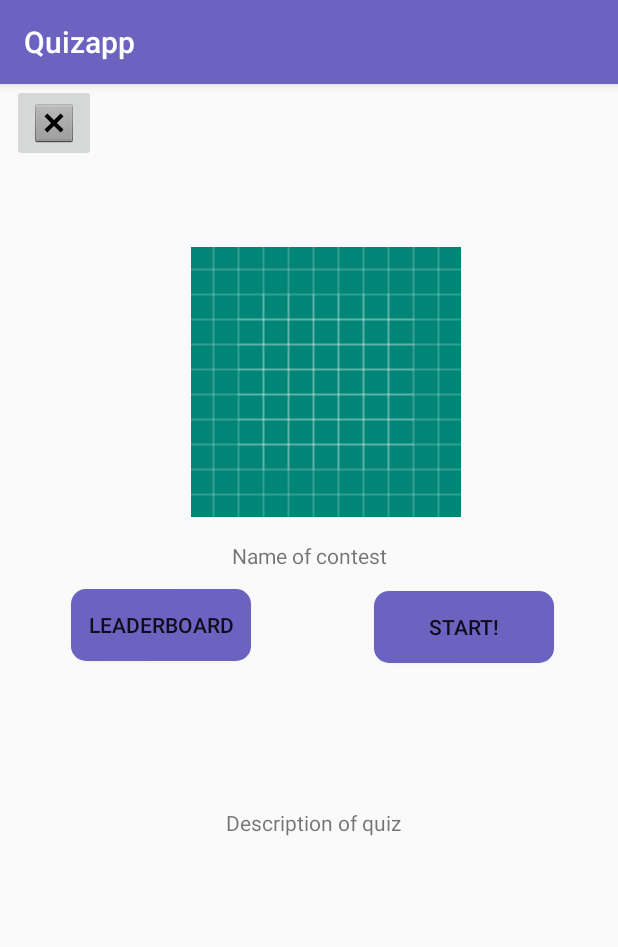
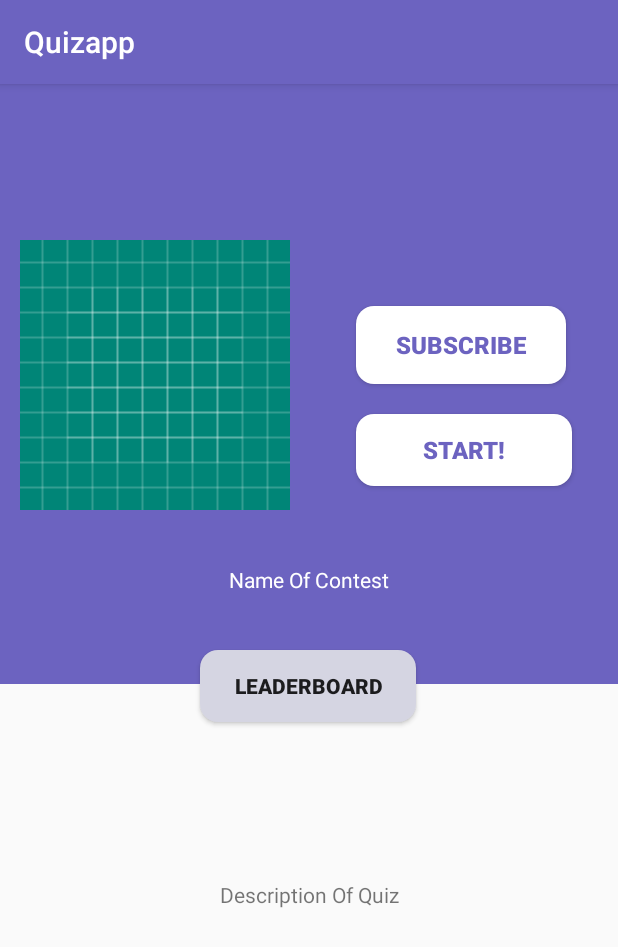
Before and after one commit to Chamana/Quizapp, an Android app: the screen it shows after launch (StartContestActivity), on a phone screen of 412 x 824 dp. Shown: the top 947 px of the screen. Run offline under Robolectric (Android 15) with nearby library versions, the phone set to English and light mode, and no system bars.

Commit message:
Start contest and end contest completed

```diff
--- a/app/src/main/java/com/example/quizapp/StartContestActivity.java
+++ b/app/src/main/java/com/example/quizapp/StartContestActivity.java
@@ -1,7 +1,9 @@
 package com.example.quizapp;
 
+import android.content.Intent;
 import android.support.v7.app.AppCompatActivity;
 import android.os.Bundle;
+import android.view.ScaleGestureDetector;
 import android.view.View;
 import android.widget.Button;
 import android.widget.ImageView;
@@ -9,7 +11,7 @@ import android.widget.Toast;
 
 public class StartContestActivity extends AppCompatActivity {
 
-    ImageView imageView;
+    private ScaleGestureDetector scaleGestureDetector;
 
     @Override
     protected void onCreate(Bundle savedInstanceState) {
@@ -20,10 +22,24 @@ public class StartContestActivity extends AppCompatActivity {
         ContestimageView.setImageResource(R.drawable.ic_launcher_background) ;
 
         Button startButton =findViewById(R.id.StartGame);
+        Button leaderButton=findViewById(R.id.LeaderBoardButton);
         startButton.setOnClickListener(new View.OnClickListener() {
             @Override
             public void onClick(View v) {
-                Toast.makeText(StartContestActivity.this , "button clicked ",Toast.LENGTH_LONG).show();
+                Toast.makeText(StartContestActivity.this , "start game clicked ",Toast.LENGTH_LONG).show();
+               // Intent intent = new Intent(StartContestActivity.this, ContestPage.class);
+               // startActivity(intent);
+            }
+        });
+
+
+        leaderButton.setOnClickListener(new View.OnClickListener() {
+            @Override
+            public void onClick(View v) {
+                Toast.makeText(StartContestActivity.this, "current leaderboard" ,Toast.LENGTH_SHORT ).show();
+               // Intent intent= new Intent(StartContestActivity.this, LeaderBoard.class);
+               // startActivity(intent);
+
             }
         });
     }
--- /dev/null
+++ b/app/src/main/res/drawable/button_custom.xml
@@ -0,0 +1,6 @@
+<?xml version="1.0" encoding="utf-8"?>
+<shape xmlns:android="http://schemas.android.com/apk/res/android">
+
+    <solid android:color="#ffffff"/>
+    <corners android:radius="12dp"/>
+</shape>
--- a/app/src/main/res/drawable/rounded_button.xml
+++ b/app/src/main/res/drawable/rounded_button.xml
@@ -1,6 +1,6 @@
 <?xml version="1.0" encoding="utf-8"?>
 <shape xmlns:android="http://schemas.android.com/apk/res/android" android:shape="rectangle">
 
-    <corners android:radius="10dp"/>
-    <solid android:color="#6C63C0"></solid>
+    <corners android:radius="12dp"/>
+    <solid android:color="#D5D5E2"></solid>
 </shape>
--- a/app/src/main/res/layout/start_contest_layout.xml
+++ b/app/src/main/res/layout/start_contest_layout.xml
@@ -6,40 +6,34 @@
     android:layout_height="match_parent"
     tools:context=".StartContestActivity">
 
-    <ImageButton
-        android:id="@+id/CloseButton"
-        android:layout_width="wrap_content"
-        android:layout_height="wrap_content"
-        android:layout_marginStart="8dp"
-        android:layout_marginLeft="8dp"
-        android:layout_marginEnd="8dp"
-        android:layout_marginRight="8dp"
-        app:layout_constraintEnd_toStartOf="@+id/guideline"
+    <View
+        android:id="@+id/view_contest"
+        android:layout_width="0dp"
+        android:layout_height="400dp"
+        android:background="@color/colorAccent"
+        app:layout_constraintEnd_toEndOf="parent"
         app:layout_constraintHorizontal_bias="0.0"
         app:layout_constraintStart_toStartOf="parent"
-        app:layout_constraintTop_toTopOf="parent"
-        app:srcCompat="@android:drawable/btn_dialog" />
+        app:layout_constraintTop_toTopOf="parent" />
 
 
     <ImageView
         android:id="@+id/ContestImage"
-        android:src="@drawable/ic_launcher_background"
         android:layout_width="180dp"
         android:layout_height="180dp"
         android:layout_marginStart="8dp"
         android:layout_marginLeft="8dp"
-        android:layout_marginTop="8dp"
+        android:layout_marginTop="100dp"
         android:layout_marginEnd="8dp"
         android:layout_marginRight="8dp"
+        android:layout_marginBottom="8dp"
         android:scaleType="centerCrop"
-        app:layout_constraintBottom_toTopOf="@id/NameOfContest"
-        app:layout_constraintEnd_toEndOf="parent"
-        app:layout_constraintHorizontal_bias="0.553"
+        android:src="@drawable/ic_launcher_background"
+        app:layout_constraintBottom_toTopOf="@+id/NameOfContest"
+        app:layout_constraintEnd_toStartOf="@+id/guideline"
         app:layout_constraintStart_toStartOf="parent"
-        app:layout_constraintTop_toTopOf="@+id/guideline2"
-        app:layout_constraintVertical_chainStyle="spread_inside"
-        tools:srcCompat="@tools:sample/backgrounds/scenic"
-        />
+        app:layout_constraintTop_toTopOf="parent"
+        tools:srcCompat="@tools:sample/backgrounds/scenic" />
 
     <android.support.constraint.Guideline
         android:id="@+id/guideline"
@@ -60,39 +54,24 @@
     <TextView
         android:id="@+id/NameOfContest"
         android:layout_width="0dp"
-        android:layout_height="wrap_content"
+        android:layout_height="67dp"
         android:layout_marginStart="8dp"
         android:layout_marginLeft="8dp"
-        android:layout_marginTop="16dp"
         android:layout_marginEnd="8dp"
         android:layout_marginRight="8dp"
+        android:layout_marginBottom="32dp"
         android:gravity="center"
-        android:text="Name of contest"
+        android:text="Name Of Contest"
+        android:textColor="#ffffff"
+        app:layout_constraintTop_toBottomOf="@id/ContestImage"
+        app:layout_constraintBottom_toBottomOf="@+id/view_contest"
         app:layout_constraintEnd_toEndOf="parent"
         app:layout_constraintHorizontal_bias="0.0"
-        app:layout_constraintStart_toStartOf="parent"
-        app:layout_constraintTop_toBottomOf="@+id/ContestImage" />
+        app:layout_constraintStart_toStartOf="parent" />
 
     <Button
         android:id="@+id/LeaderBoardButton"
-        android:layout_width="120dp"
-        android:layout_height="wrap_content"
-        android:layout_marginStart="8dp"
-        android:layout_marginLeft="8dp"
-        android:layout_marginTop="8dp"
-        android:layout_marginBottom="8dp"
-        android:background="@drawable/rounded_button"
-        android:text="LeaderBoard"
-        app:layout_constraintBottom_toTopOf="@+id/ContestDescription"
-        app:layout_constraintEnd_toStartOf="@+id/guideline"
-        app:layout_constraintHorizontal_bias="0.50"
-        app:layout_constraintStart_toStartOf="parent"
-        app:layout_constraintTop_toBottomOf="@+id/NameOfContest"
-        app:layout_constraintVertical_bias="0.077" />
-
-    <Button
-        android:id="@+id/StartGame"
-        android:layout_width="120dp"
+        android:layout_width="144dp"
         android:layout_height="wrap_content"
         android:layout_marginStart="8dp"
         android:layout_marginLeft="8dp"
@@ -101,37 +80,78 @@
         android:layout_marginRight="8dp"
         android:layout_marginBottom="8dp"
         android:background="@drawable/rounded_button"
-        android:text="Start!"
+        android:foreground="?android:attr/selectableItemBackground"
+        android:text="LeaderBoard"
+        android:textStyle="bold"
         app:layout_constraintBottom_toTopOf="@+id/ContestDescription"
         app:layout_constraintEnd_toEndOf="parent"
+        app:layout_constraintHorizontal_bias="0.498"
+        app:layout_constraintStart_toStartOf="parent"
+        app:layout_constraintTop_toBottomOf="@+id/NameOfContest"
+        app:layout_constraintVertical_bias="0.056" />
+
+    <Button
+        android:id="@+id/StartGame"
+        android:layout_width="144dp"
+        android:layout_height="wrap_content"
+        android:layout_marginStart="8dp"
+        android:layout_marginLeft="8dp"
+        android:layout_marginEnd="8dp"
+        android:layout_marginRight="8dp"
+        android:layout_marginBottom="8dp"
+        android:background="@drawable/button_custom"
+        android:foreground="?android:attr/selectableItemBackground"
+        android:textColor="@color/colorAccent"
+        android:textSize="16dp"
+        android:textStyle="bold"
+        android:text="Start!"
+        app:layout_constraintBottom_toTopOf="@+id/NameOfContest"
+        app:layout_constraintEnd_toEndOf="parent"
+        app:layout_constraintHorizontal_bias="0.511"
         app:layout_constraintStart_toStartOf="@+id/guideline"
-        app:layout_constraintTop_toBottomOf="@+id/NameOfContest"
-        app:layout_constraintVertical_bias="0.101" />
+        app:layout_constraintTop_toBottomOf="@+id/subscribe" />
+
+    <Button
+        android:id="@+id/subscribe"
+        android:layout_width="140dp"
+        android:layout_height="52dp"
+        android:layout_marginStart="8dp"
+        android:layout_marginLeft="8dp"
+        android:layout_marginTop="128dp"
+        android:layout_marginEnd="8dp"
+        android:layout_marginRight="8dp"
+        android:background="@drawable/button_custom"
+        android:foreground="?android:attr/selectableItemBackground"
+        android:text="Subscribe"
+        android:textStyle="bold"
+        android:textSize="16dp"
+        android:textColor="@color/colorAccent"
+        app:layout_constraintBottom_toTopOf="@+id/StartGame"
+        app:layout_constraintEnd_toEndOf="parent"
+        app:layout_constraintHorizontal_bias="0.469"
+        app:layout_constraintStart_toStartOf="@+id/guideline"
+        app:layout_constraintTop_toTopOf="parent"
+        app:layout_constraintVertical_bias="0.6" />
 
     <TextView
         android:id="@+id/ContestDescription"
-        android:layout_width="401dp"
-        android:layout_height="94dp"
+        android:layout_width="0dp"
+        android:layout_height="wrap_content"
         android:layout_marginStart="8dp"
         android:layout_marginLeft="8dp"
         android:layout_marginTop="24dp"
         android:layout_marginEnd="8dp"
         android:layout_marginRight="8dp"
-        android:text="Description of quiz"
         android:gravity="center"
+        android:text="Description Of Quiz"
         app:layout_constraintBottom_toBottomOf="parent"
         app:layout_constraintEnd_toEndOf="parent"
         app:layout_constraintHorizontal_bias="0.0"
         app:layout_constraintStart_toStartOf="parent"
         app:layout_constraintTop_toBottomOf="@+id/NameOfContest"
-        app:layout_constraintVertical_bias="0.299" />
+        app:layout_constraintVertical_bias="0.396" />
 
-    <android.support.constraint.Guideline
-        android:id="@+id/guideline2"
-        android:layout_width="wrap_content"
-        android:layout_height="wrap_content"
-        android:orientation="horizontal"
-        app:layout_constraintGuide_begin="101dp" />
+
 
 
 </android.support.constraint.ConstraintLayout>
```
Also changed, not shown: app/src/main/AndroidManifest.xml (+4 -3 lines), app/src/main/java/com/example/quizapp/EndContestActivity.java (added, +40 -0 lines), app/src/main/res/layout/end_contest_layout.xml (added, +160 -0 lines), app/src/main/res/drawable-v24/thankyou.jpg (deleted).
